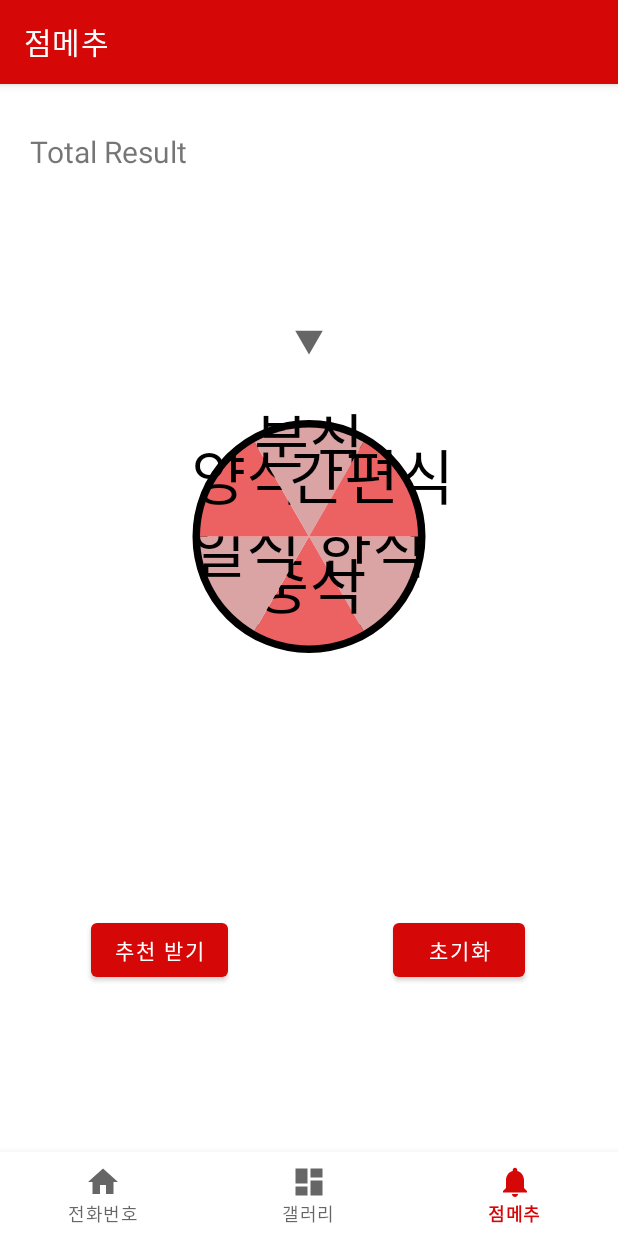
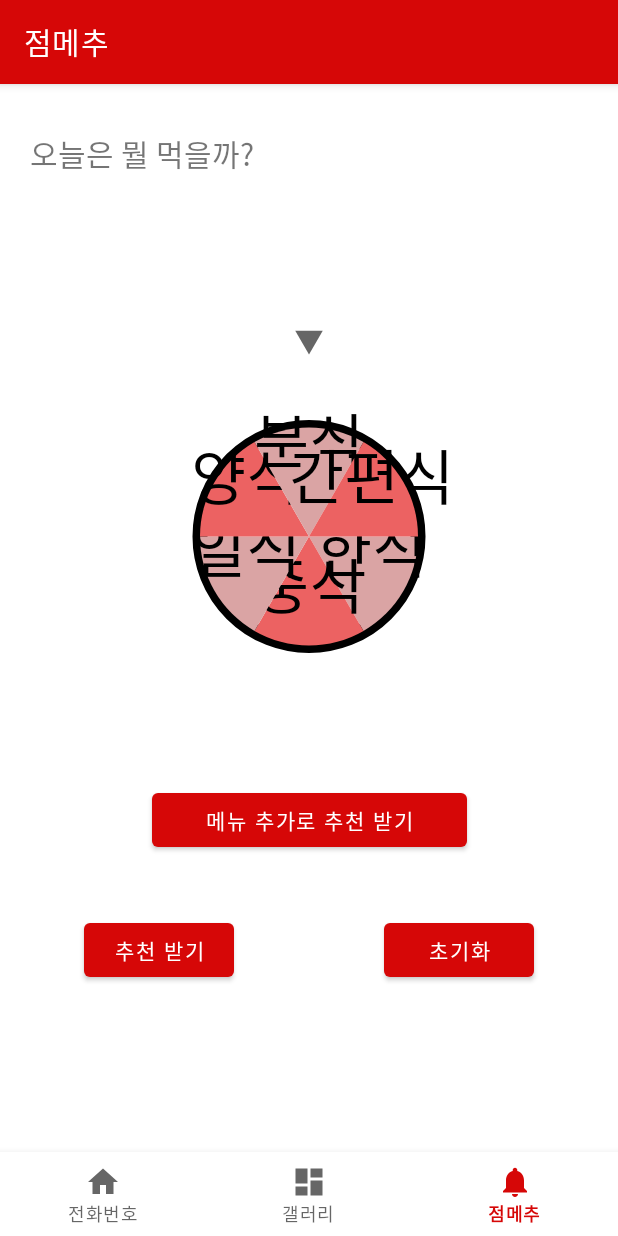
Before and after one commit to M-J1nx/MadCamp_week1, an Android app: the NotificationsFragment screen opened through its navigation route, on a phone screen of 412 x 824 dp. Run offline under Robolectric (Android 15) with nearby library versions, the phone set to English and light mode, and no system bars; our stand-ins replace navigation-ui.

Commit message:
Add menu recommend fragment

```diff
--- a/app/build.gradle
+++ b/app/build.gradle
@@ -47,6 +47,7 @@ dependencies {
     implementation 'androidx.navigation:navigation-fragment-ktx:2.7.6'
     implementation 'androidx.navigation:navigation-ui-ktx:2.7.6'
     implementation 'androidx.recyclerview:recyclerview:1.3.2'
+    implementation 'androidx.legacy:legacy-support-v4:1.0.0'
     testImplementation 'junit:junit:4.13.2'
     androidTestImplementation 'androidx.test.ext:junit:1.1.5'
     androidTestImplementation 'androidx.test.espresso:espresso-core:3.5.1'
--- a/app/src/main/java/com/example/madcampweek1/ui/home/HomeFragment.kt
+++ b/app/src/main/java/com/example/madcampweek1/ui/home/HomeFragment.kt
@@ -22,7 +22,7 @@ class HomeFragment : Fragment() {
     private var _binding: FragmentHomeBinding? = null
     private val binding get() = _binding!!
 
-    private val phoneNumberSet = ArrayList<String>()
+    private var phoneNumberSet = ArrayList<String>()
 
 
     override fun onCreateView(
@@ -56,6 +56,8 @@ class HomeFragment : Fragment() {
 
     public fun getJson() {
         try {
+            phoneNumberSet = ArrayList<String>()
+
             val inputStream = requireContext().assets.open("Number.json")
             val reader = BufferedReader(InputStreamReader(inputStream))
 
--- a/app/src/main/res/layout/fragment_notifications.xml
+++ b/app/src/main/res/layout/fragment_notifications.xml
@@ -15,7 +15,7 @@
             android:id="@+id/rotateResultTv"
             android:layout_width="wrap_content"
             android:layout_height="wrap_content"
-            android:text="Total Result"
+            android:text="오늘은 뭘 먹을까?"
             android:textSize="20dp"
             android:layout_marginStart="20dp"
             android:layout_marginTop="31dp"
@@ -48,8 +48,19 @@
         android:layout_marginTop="-260dp" />
 
     <com.google.android.material.button.MaterialButton
+        android:id="@+id/recommendButton"
+        android:layout_width="210dp"
+        android:layout_height="wrap_content"
+        android:text="메뉴 추가로 추천 받기"
+        android:layout_marginBottom="230px"
+        app:layout_constraintBottom_toBottomOf="parent"
+        app:layout_constraintEnd_toEndOf="parent"
+        app:layout_constraintStart_toStartOf="parent"
+        />
+
+    <com.google.android.material.button.MaterialButton
         android:id="@+id/rotateButton"
-        android:layout_width="wrap_content"
+        android:layout_width="100dp"
         android:layout_height="wrap_content"
         android:text="추천 받기"
         android:layout_marginBottom="100px"
@@ -61,7 +72,7 @@
 
     <com.google.android.material.button.MaterialButton
         android:id="@+id/resetButton"
-        android:layout_width="wrap_content"
+        android:layout_width="100dp"
         android:layout_height="wrap_content"
         android:text="초기화"
         android:layout_marginBottom="100px"
```
Also changed, not shown: app/src/main/java/com/example/madcampweek1/ui/MenuRecommand/MenuRecommendFragment.kt (added, +44 -0 lines), app/src/main/java/com/example/madcampweek1/ui/MenuRecommand/MenuRecommendViewModel.kt (added, +7 -0 lines), app/src/main/java/com/example/madcampweek1/ui/notifications/NotificationsFragment.kt (+16 -5 lines), app/src/main/res/layout/fragment_menu_recommend.xml (added, +24 -0 lines), app/src/main/res/drawable/answer_mimikyu.png (added), app/src/main/res/drawable/question_mimikyu.png (added).
